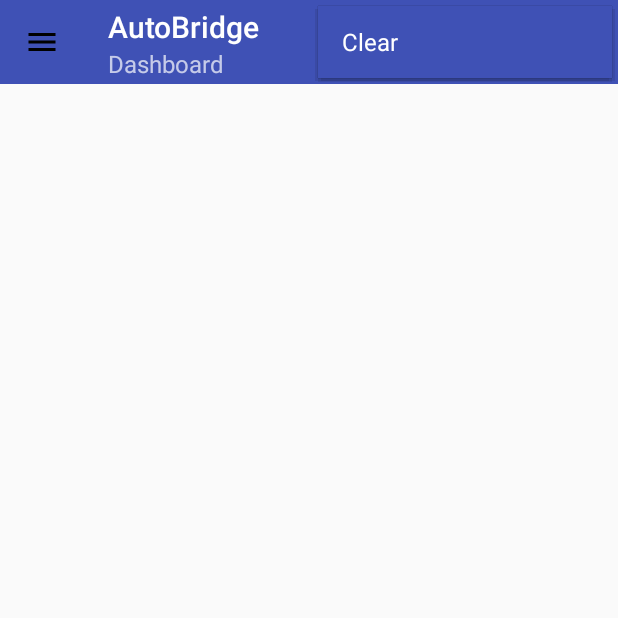
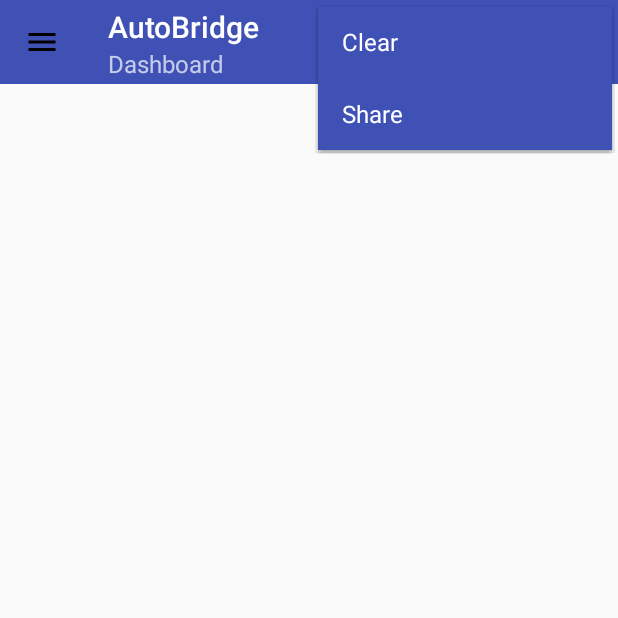
Before and after one commit to crazyjncsu/AutoBridge, an Android app: the fragment LogFragment placed in its activity, with the options menu open, on a phone screen of 412 x 824 dp, the top half of it. Run offline under Robolectric (Android 15) with nearby library versions, the phone set to English and light mode, and no system bars; libraries missing offline, so code that uses them is left out: kotlin.coroutines.experimental; 2 statements that could not run were skipped.

Commit message:
more stuff

```diff
--- a/app/src/main/kotlin/com/autobridge/Application.kt
+++ b/app/src/main/kotlin/com/autobridge/Application.kt
@@ -6,11 +6,18 @@ import android.os.Handler
 
 class Application : Application() {
     val handler = Handler()
-    val logEntries = ObservableArrayList<LogEntry>()
+    val logEntries = ObservableArrayListEx<LogEntry>()
 
     fun addLogEntry(entry: LogEntry) {
         this.handler.post {
             this.logEntries.add(entry)
+
+            if (this.logEntries.size > 1000)
+                this.logEntries.removeRangeEx(0, 100)
         }
     }
 }
+
+class ObservableArrayListEx<T> : ObservableArrayList<T>() {
+    fun removeRangeEx(from: Int, to: Int) = this.removeRange(from, to)
+}
--- a/app/src/main/kotlin/com/autobridge/Controls.kt
+++ b/app/src/main/kotlin/com/autobridge/Controls.kt
@@ -13,6 +13,7 @@ import android.view.LayoutInflater
 import android.view.MenuItem
 import android.view.ViewGroup
 import kotlinx.android.synthetic.main.drawer.*
+import java.io.Closeable
 
 abstract class NavigationDrawerActivity : AppCompatActivity() {
     override fun onCreate(savedInstanceState: Bundle?) {
@@ -69,14 +70,22 @@ abstract class NavigationDrawerActivity : AppCompatActivity() {
 }
 
 class ObservableListViewAdapter<T>(val list: ObservableList<T>, val layout: Int, val bindingVariable: Int) : RecyclerView.Adapter<ViewHolder<T>>() {
-    init {
-        this.list.addOnListChangedCallback(object : ObservableList.OnListChangedCallback<ObservableList<T>>() {
-            override fun onChanged(sender: ObservableList<T>?) = notifyDataSetChanged()
-            override fun onItemRangeRemoved(sender: ObservableList<T>?, positionStart: Int, itemCount: Int) = notifyItemRangeRemoved(positionStart, itemCount)
-            override fun onItemRangeMoved(sender: ObservableList<T>?, fromPosition: Int, toPosition: Int, itemCount: Int) = notifyDataSetChanged()
-            override fun onItemRangeInserted(sender: ObservableList<T>?, positionStart: Int, itemCount: Int) = notifyItemRangeInserted(positionStart, itemCount)
-            override fun onItemRangeChanged(sender: ObservableList<T>?, positionStart: Int, itemCount: Int) = notifyItemRangeChanged(positionStart, itemCount)
-        })
+    private val listChangedCallback = object : ObservableList.OnListChangedCallback<ObservableList<T>>() {
+        override fun onChanged(sender: ObservableList<T>?) = notifyDataSetChanged()
+        override fun onItemRangeRemoved(sender: ObservableList<T>?, positionStart: Int, itemCount: Int) = notifyItemRangeRemoved(positionStart, itemCount)
+        override fun onItemRangeMoved(sender: ObservableList<T>?, fromPosition: Int, toPosition: Int, itemCount: Int) = notifyDataSetChanged()
+        override fun onItemRangeInserted(sender: ObservableList<T>?, positionStart: Int, itemCount: Int) = notifyItemRangeInserted(positionStart, itemCount)
+        override fun onItemRangeChanged(sender: ObservableList<T>?, positionStart: Int, itemCount: Int) = notifyItemRangeChanged(positionStart, itemCount)
+    }
+
+    override fun onAttachedToRecyclerView(recyclerView: RecyclerView) {
+        super.onAttachedToRecyclerView(recyclerView)
+        this.list.addOnListChangedCallback(this.listChangedCallback)
+    }
+
+    override fun onDetachedFromRecyclerView(recyclerView: RecyclerView) {
+        this.list.removeOnListChangedCallback(this.listChangedCallback)
+        super.onDetachedFromRecyclerView(recyclerView)
     }
 
     override fun onCreateViewHolder(parent: ViewGroup, viewType: Int): ViewHolder<T> =
--- a/app/src/main/kotlin/com/autobridge/MainActivity.kt
+++ b/app/src/main/kotlin/com/autobridge/MainActivity.kt
@@ -120,9 +120,9 @@ class ConfigurationFragment : Fragment() {
 }
 
 class LogFragment : Fragment() {
-    val logEntries get() = this.activity.application.to<Application>().logEntries
+    private val logEntries get() = this.activity.application.to<Application>().logEntries
 
-    val listChangedCallback = object : ObservableList.OnListChangedCallback<ObservableList<LogEntry>>() {
+    private val listChangedCallback = object : ObservableList.OnListChangedCallback<ObservableList<LogEntry>>() {
         override fun onItemRangeInserted(sender: ObservableList<LogEntry>, positionStart: Int, itemCount: Int) =
                 this@LogFragment.view.to<RecyclerView>().scrollToPosition(sender.size - 1)
 
@@ -141,7 +141,8 @@ class LogFragment : Fragment() {
 
     override fun onOptionsItemSelected(item: MenuItem): Boolean {
         when (item.itemId) {
-            R.id.clear -> this.logEntries.clear()
+            R.id.clearLog -> this.logEntries.clear()
+            //R.id.shareLog ->
         }
 
         return true
@@ -161,8 +162,13 @@ class LogFragment : Fragment() {
     }
 
     override fun onStop() {
-        super.onStop()
+        this.view.to<RecyclerView>().apply {
+            layoutManager = null
+            adapter = null // necessary for it to remove handlers
+        }
 
         this.logEntries.removeOnListChangedCallback(this.listChangedCallback)
+
+        super.onStop()
     }
 }
--- a/app/src/main/kotlin/com/autobridge/sources/ContactClosureBoardSourceRuntime.kt
+++ b/app/src/main/kotlin/com/autobridge/sources/ContactClosureBoardSourceRuntime.kt
@@ -51,7 +51,7 @@ abstract class ContactClosureBoardSourceRuntime(parameters: RuntimeParameters, l
 
         private fun onOpenStateDiscovered(openState: String) {
             this.listener.onStateDiscovered(this, this.openStatePropertyName, openState)
-            this.listener.onStateDiscovered(this, "value", if (this.isOpen(openState)) "true" else "false")
+            this.listener.onStateDiscovered(this, "value", if (this.isOpen(openState)) "false" else "true")
         }
     }
 
--- a/app/src/main/kotlin/com/autobridge/sources/MyQSourceRuntime.kt
+++ b/app/src/main/kotlin/com/autobridge/sources/MyQSourceRuntime.kt
@@ -33,7 +33,7 @@ class MyQSourceRuntime(parameters: RuntimeParameters, listener: Listener) : Poll
 
                             val state = mapOf(
                                     "openState" to if (isClosed) "Closed" else "Open",
-                                    "value" to if (isClosed) "false" else "true"
+                                    "value" to if (isClosed) "true" else "false"
                             )
                         }
                     }
@@ -84,7 +84,8 @@ class MyQSourceRuntime(parameters: RuntimeParameters, listener: Listener) : Poll
         while (true) {
             val responseObject = this.performMyQRequest(method, pathPart, bodyMap)
 
-            if (responseObject.optString("error") != "-33336" && responseObject.optString("ReturnCode") != "216")
+            //if (responseObject.optString("error") != "-33336" && responseObject.optString("ReturnCode") != "216")
+            if (responseObject.optString("ReturnCode") == "0")
                 return responseObject
 
             if (attemptCount++ > 4)
--- a/app/src/main/res/menu/log.xml
+++ b/app/src/main/res/menu/log.xml
@@ -1,6 +1,9 @@
 <?xml version="1.0" encoding="utf-8"?>
 <menu xmlns:android="http://schemas.android.com/apk/res/android">
     <item
-        android:id="@+id/clear"
+        android:id="@+id/clearLog"
         android:title="Clear" />
+    <item
+        android:id="@+id/shareLog"
+        android:title="Share" />
 </menu>
```
